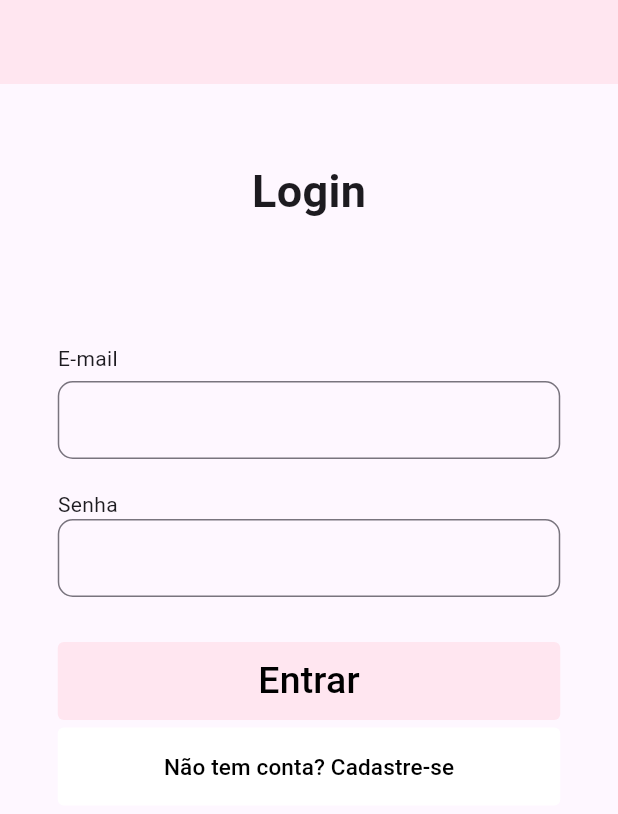
After one commit to joaovtrsantos/tati_unhas_e_beleza_flutter, a Flutter app: the screen it shows after launch, after a tap on "Agendar horário", on a phone screen of 412 x 824 dp. The commit adds this screen. Shown: the top 814 px of the screen. Run offline on Flutter 3.47's test engine with Material 3 defaults, Android fonts, the phone set to English and light mode, and no system bars; our stand-ins replace font_awesome_flutter.

Commit message:
feature: Tela de login

```diff
--- a/lib/widgets/BotaoAgendamento.dart
+++ b/lib/widgets/BotaoAgendamento.dart
@@ -1,4 +1,5 @@
 import 'package:flutter/material.dart';
+import 'package:tati_unhas_e_beleza_flutter/widgets/login/Login.dart';
 
 class BotaoAgendamento extends StatelessWidget {
   const BotaoAgendamento({super.key});
@@ -11,9 +12,14 @@ class BotaoAgendamento extends StatelessWidget {
         Container(
           margin: EdgeInsets.only(top: 5),
           child: ElevatedButton(
-            onPressed: () => (),
+            onPressed: () {
+              Navigator.push(
+                context,
+                MaterialPageRoute(builder: (context) => const Login())
+              );
+            },
             style: ButtonStyle(
-              backgroundColor: WidgetStateProperty.all(Color.fromARGB(255, 245, 200, 230)),
+              backgroundColor: WidgetStateProperty.all(Color.fromARGB(255, 255, 230, 240)),
               shape: WidgetStateProperty.all(RoundedRectangleBorder(
                 borderRadius: BorderRadius.circular(4)
               ))
--- /dev/null
+++ b/lib/widgets/login/Login.dart
@@ -0,0 +1,118 @@
+import 'package:flutter/material.dart';
+
+class Login extends StatelessWidget {
+  const Login({super.key});
+
+  @override
+  Widget build(BuildContext context) {
+    return MaterialApp(
+      debugShowCheckedModeBanner: false,
+      home: Scaffold(
+        appBar: AppBar(backgroundColor: Color.fromARGB(255, 255, 230, 240)),
+        body: ListView(
+          children: [
+            Column(
+              crossAxisAlignment: CrossAxisAlignment.center,
+              children: [
+                SizedBox(height: 50),
+                Text(
+                  'Login',
+                  style: TextStyle(fontWeight: FontWeight.bold, fontSize: 30),
+                  // textAlign: ,
+                ),
+                SizedBox(height: 80),
+                Form(
+                  child: Column(
+                    crossAxisAlignment: CrossAxisAlignment.start,
+                    children: [
+                      Text('E-mail', textAlign: TextAlign.left),
+                      SizedBox(height: 5),
+                      SizedBox(
+                        width: 335,
+                        height: 52,
+                        child: TextField(
+                          decoration: const InputDecoration(
+                            border: OutlineInputBorder(
+                              borderRadius: BorderRadius.all(
+                                Radius.circular(10),
+                              ),
+                            ),
+                          ),
+                        ),
+                      ),
+                      SizedBox(height: 20),
+                      Text('Senha', textAlign: TextAlign.left),
+                      SizedBox(
+                        width: 335,
+                        height: 52,
+                        child: TextField(
+                          decoration: const InputDecoration(
+                            border: OutlineInputBorder(
+                              borderRadius: BorderRadius.all(
+                                Radius.circular(10),
+                              ),
+                            ),
+                          ),
+                        ),
+                      ),
+                      SizedBox(height: 30),
+                      SizedBox(
+                        width: 335,
+                        height: 52,
+                        child: ElevatedButton(
+                          onPressed: null,
+                          style: ButtonStyle(
+                            backgroundColor: WidgetStateProperty.all(
+                              Color.fromARGB(255, 255, 230, 240),
+                            ),
+                            shape: WidgetStateProperty.all(
+                              RoundedRectangleBorder(
+                                borderRadius: BorderRadius.circular(4),
+                              ),
+                            ),
+                          ),
+                          child: Text(
+                            "Entrar",
+                            style: TextStyle(
+                              color: Colors.black,
+                              fontSize: 25
+                            ),
+                          ),
+                        ),
+                      ),
+                      SizedBox(height: 5),
+                      SizedBox(
+                        width: 335,
+                        height: 52,
+                        child: ElevatedButton(
+                          onPressed: null,
+                          style: ButtonStyle(
+                            backgroundColor: WidgetStateProperty.all(
+                              Colors.white,
+                            ),
+                            shape: WidgetStateProperty.all(
+                              RoundedRectangleBorder(
+                                borderRadius: BorderRadius.circular(4),
+                              ),
+                            ),
+                          ),
+                          child: Text(
+                            "Não tem conta? Cadastre-se",
+                            style: TextStyle(
+                              color: Colors.black,
+                              fontSize: 15
+                            ),
+                          ),
+                        ),
+                      )
+                    ],
+                  ),
+                ),
+              ],
+            ),
+          ],
+        ),
+      ),
+    );
+  }
+}
```
